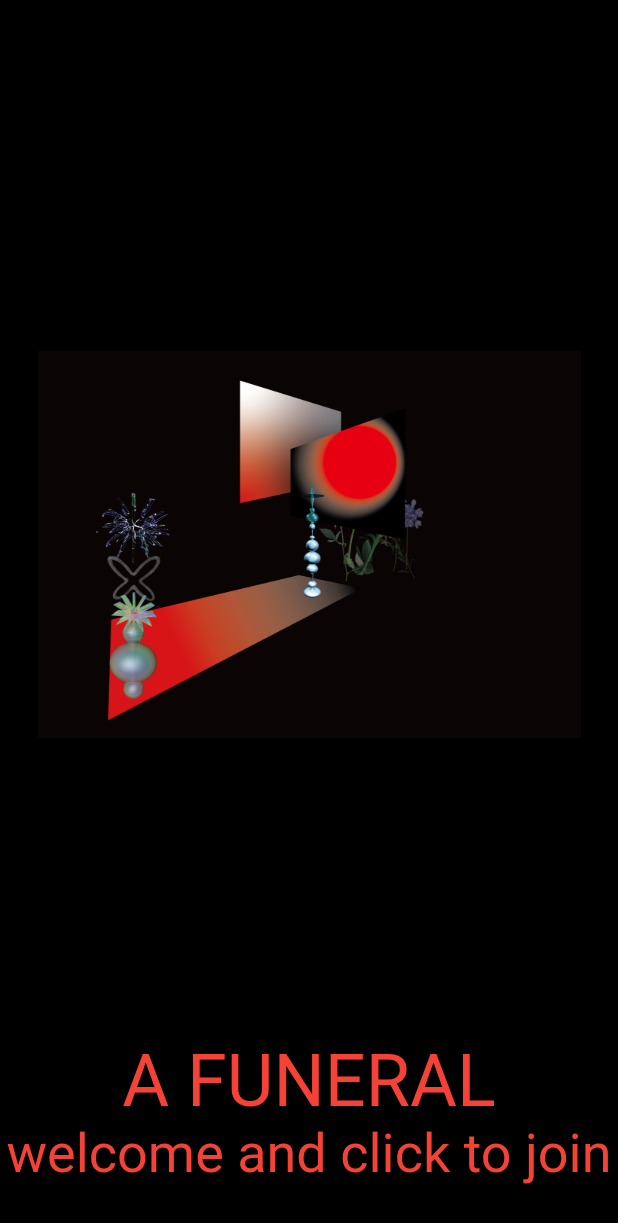
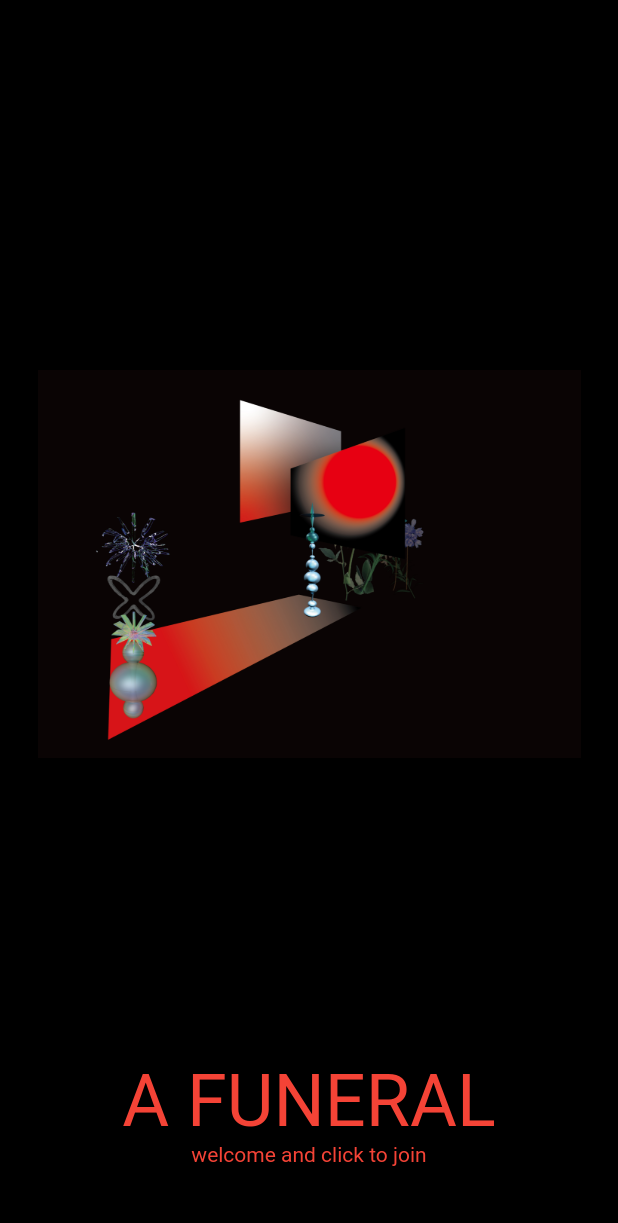
Before and after one commit to Ucoon/picture_lib, a Flutter app: the screen it shows after launch, on a phone screen of 412 x 824 dp. Shown: the top 1223 px of the screen. Run offline on Flutter 3.47's test engine with Material 2 defaults, Android fonts, the light colour scheme and no system bars; our stand-ins replace connectivity, cookie_jar, dio, dio_cookie_manager, fluro, flutter_easyloading and 2 more; statements that could not run were skipped.

Commit message:
fix: 资原替换

```diff
--- a/lib/pages/home_page.dart
+++ b/lib/pages/home_page.dart
@@ -27,7 +27,7 @@ class _HomePageState extends BasePageStatefulWidgetState<HomePage> {
     }
     EasyLoading.show(status: "Loading...");
     _homeViewModel.getPictures().then((value) {
-      Future.delayed(Duration(milliseconds: 500), () {
+      Future.delayed(Duration(seconds: 30), () {
         _contentControl.clear();
         EasyLoading.dismiss();
       });
--- a/lib/pages/splash_page.dart
+++ b/lib/pages/splash_page.dart
@@ -52,7 +52,7 @@ class _SplashPageState extends BasePageStatefulWidgetState<SplashPage> {
               Text(
                 'welcome and click to join',
                 style: TextStyle(
-                  fontSize: 36,
+                  fontSize: 14,
                   color: Colors.red,
                 ),
               ),
```
Also changed, not shown: 3 other files.
